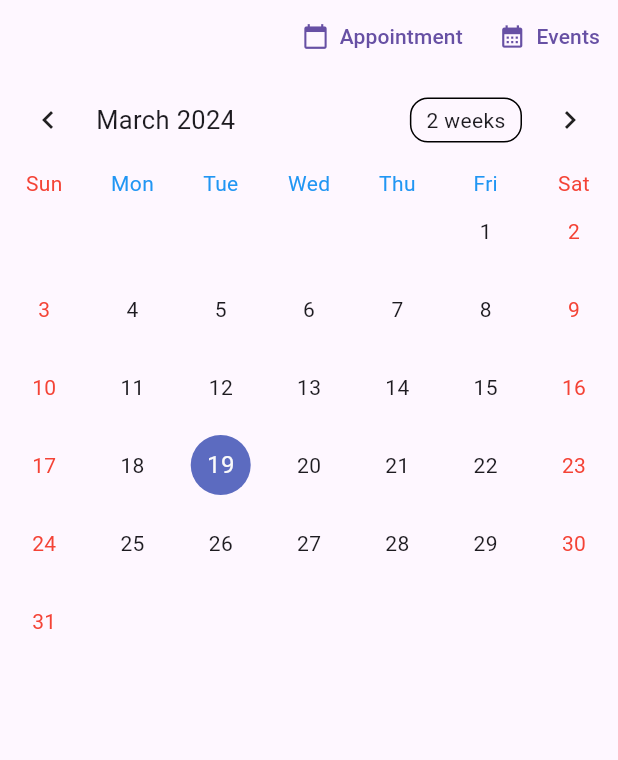
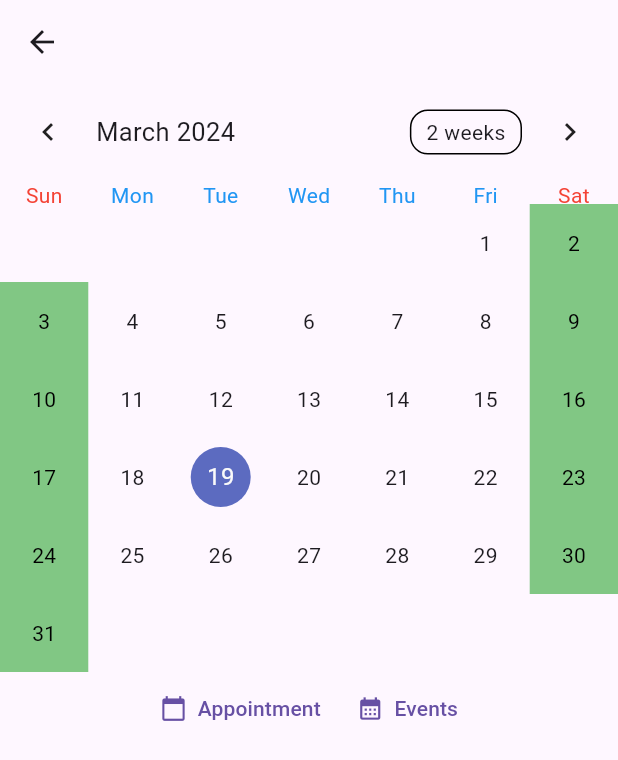
Before and after one commit to argietut/church-tap, a Flutter app: the CustomCalendar screen opened directly, on a phone screen of 412 x 824 dp. Shown: the top 760 px of the screen. Run offline on Flutter 3.47's test engine with Material 3 defaults, Android fonts, the phone set to English and light mode, and no system bars; drawn by our look-alikes of table_calendar; our stand-ins replace cloud_firestore, firebase_auth, firebase_core, flutter_map, geolocator, get and 2 more; missing offline and left inert: flutter_map_location_marker, flutter_map_marker_popup; accounts and stored records are empty.

Commit message:
Rerouted some buttons

```diff
--- a/lib/BACK_END/Services/Functions/Authentication.dart
+++ b/lib/BACK_END/Services/Functions/Authentication.dart
@@ -87,4 +87,7 @@ Future<void> sendUserVerifcationEmail() async{
       };
       return user_full_details;
     }
+    getCurrentUserUID(){
+    return _auth.currentUser?.uid;
+    }
 }
--- a/lib/BACK_END/Services/Functions/Users.dart
+++ b/lib/BACK_END/Services/Functions/Users.dart
@@ -15,7 +15,8 @@ class UserStorage {
 
   Future<void> createMemberEvent(String uniqueID,Map<String,dynamic> dateTime,String event) async {
     try{
-      db.collection("users").doc("members").collection(uniqueID).doc(event).set(dateTime);
+      db.collection("users").doc("members").collection(uniqueID).doc("Event").collection("Pending Appointment").doc().set(dateTime);
+
     }catch(e){
       log("Error code STORAGE: $e");
     }
--- a/lib/FRONT_END/widgets/Calendar.dart
+++ b/lib/FRONT_END/widgets/Calendar.dart
@@ -1,5 +1,5 @@
-import 'package:bethel_app_final/FRONT_END/widgets/add_events.dart';
-import 'package:flutter/cupertino.dart';
+import 'package:bethel_app_final/FRONT_END/MemberScreens/appointment_page.dart';
+import 'package:bethel_app_final/FRONT_END/MemberScreens/screen_pages/appointment_source_directory/add_appointment.dart';
 import 'package:flutter/material.dart';
 import 'package:get/get.dart';
 import 'package:intl/intl.dart';
@@ -19,15 +19,14 @@ class _CustomCalendarState extends State<CustomCalendar> {
   DateTime _focusedDay = DateTime.now();
   CalendarFormat _calendarFormat = CalendarFormat.month;
   int currentYear = DateTime.now().year;
+
+
   @override
   Widget build(BuildContext context) {
-    OutlinedButton(onPressed: () {
-
-    }, child: const Text("Hello World"));
     _tableCalendar = TableCalendar(
       focusedDay: _focusedDay,
       firstDay: DateTime.utc(currentYear, 1, 1),
-      lastDay: DateTime.utc(currentYear + 10, 1, 1),
+      lastDay: DateTime.utc(currentYear + 1, 1, 1),
       selectedDayPredicate: (day) {
         return isSameDay(_selectedDay, day);
       },
@@ -53,6 +52,20 @@ class _CustomCalendarState extends State<CustomCalendar> {
               color: Colors.blue)
           ),
       calendarBuilders: CalendarBuilders(
+        defaultBuilder:(context, day, focusedDay) {
+          if(day.weekday == DateTime.sunday || day.weekday == DateTime.saturday){
+            return  Container(
+              decoration: BoxDecoration(color: Colors.green.shade300),
+              child: Center(
+                child: Text(
+                  "${day.day}",
+                  style: TextStyle(
+                      color: Colors.black),
+                ),
+              ),
+            );
+          }
+        },
         dowBuilder: (context, day) {
           final red = DateFormat.E().format(day);
           final blue = DateFormat.E().format(day);
@@ -94,12 +107,14 @@ return member(context);
 
 Widget member(BuildContext context){
   return Scaffold(
-    body: ListView(children: [Row(children: [AppointmentMakerButton(),EventMakerButton()],mainAxisAlignment: MainAxisAlignment.end,),_tableCalendar],)
+    appBar: AppBar(
+      automaticallyImplyLeading: true),
+    body: ListView(children: [_tableCalendar,Row(children: [AppointmentMakerButton(),EventMakerButton()],mainAxisAlignment: MainAxisAlignment.center)],)
     ,);
 }
 Widget AppointmentMakerButton(){
     return TextButton(onPressed: () {
-      Navigator.push(context, MaterialPageRoute(builder: (context) => AddEvent(),));
+      Navigator.push(context, MaterialPageRoute(builder: (context) => AddAppointment(firstDate: DateTime.utc(currentYear,1,1), lastDate: DateTime(currentYear+1,1,1,0), selectedDate:_selectedDay ),));
     }, child: Row(children: [Icon(Icons.calendar_today),Text("  Appointment")],
       mainAxisAlignment: MainAxisAlignment.center,),
     );
--- a/lib/FRONT_END/widgets/navigation_bar.dart
+++ b/lib/FRONT_END/widgets/navigation_bar.dart
@@ -3,8 +3,10 @@ import 'package:bethel_app_final/FRONT_END/MemberScreens/event_page.dart';
 import 'package:bethel_app_final/FRONT_END/MemberScreens/home_page.dart';
 import 'package:bethel_app_final/FRONT_END/MemberScreens/notifications.dart';
 import 'package:bethel_app_final/FRONT_END/MemberScreens/profile_page.dart';
+import 'package:bethel_app_final/FRONT_END/MemberScreens/screen_pages/profile_screen_pages/calendar.dart';
 import 'package:bethel_app_final/FRONT_END/constant/color.dart';
 import 'package:bethel_app_final/FRONT_END/widgets/Calendar.dart';
+import 'package:bethel_app_final/FRONT_END/widgets/eventPage.dart';
 import 'package:flutter/material.dart';
 
 class HomePage extends StatefulWidget {
@@ -18,7 +20,7 @@ class _HomePageState extends State<HomePage> {
   int _currentTab = 0;
   final List<StatefulWidget> _children = [
     const MemberHomePage(),
-    const CustomCalendar(type: "members"),
+    const EventPage(),
     const Notifications(),
     const Profile(),
   ];
@@ -108,7 +110,7 @@ class _HomePageState extends State<HomePage> {
           onPressed: () {
             Navigator.push(
               context,
-              MaterialPageRoute(builder: (context) => const AppointmentPage()),
+              MaterialPageRoute(builder: (context) => const CustomCalendar(type: "member")),
             );
           },
           shape: RoundedRectangleBorder(
```
Also changed, not shown: lib/FRONT_END/MemberScreens/screen_pages/appointment_source_directory/add_appointment.dart (+17 -10 lines), lib/FRONT_END/widgets/add_events.dart (deleted, +0 -10 lines), lib/FRONT_END/widgets/eventPage.dart (added, +18 -0 lines).
